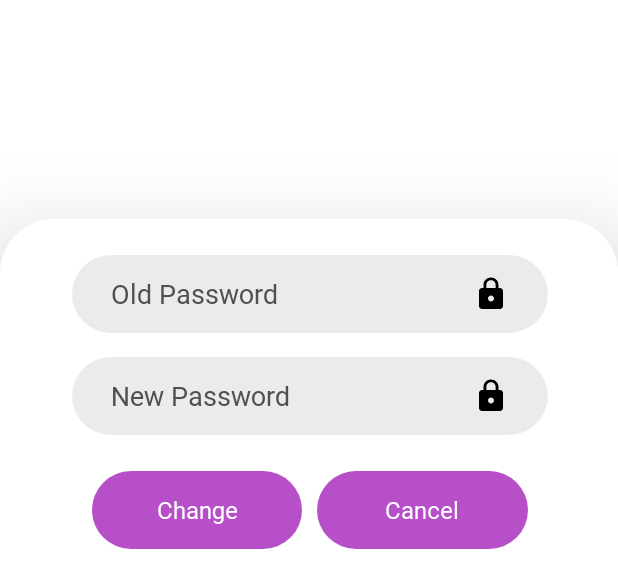
After one commit to MaryHar/NotesAppMary, an Android app: the layout change_password_dialog.xml on its own in the app's theme, with its tools: preview values and no code run, on a phone screen of 412 x 824 dp. The commit adds this screen. Shown: the top 588 px of the screen. Run offline under Robolectric (Android 15) with nearby library versions, the phone set to English and light mode, and no system bars.

Commit message:
change password

```diff
--- a/app/src/main/java/com/example/myprojectnotesapp/home/ChangePasswordFragment.kt
+++ b/app/src/main/java/com/example/myprojectnotesapp/home/ChangePasswordFragment.kt
@@ -53,7 +53,7 @@ class ChangePasswordFragment : Fragment(R.layout.fragment_change_password) {
                 ?.addOnCompleteListener { task ->
                     if (task.isSuccessful) {
                         Toast.makeText(activity, "Password Changed !", Toast.LENGTH_SHORT).show()
-                        findNavController().navigate(R.id.action_changePasswordFragment_to_homeFragment)
+                        findNavController().navigate(R.id.action_changePasswordFragment2_to_homeFragment2)
                     } else {
                         Toast.makeText(activity, "Error !", Toast.LENGTH_SHORT).show()
 
--- a/app/src/main/res/layout/activity_home.xml
+++ b/app/src/main/res/layout/activity_home.xml
@@ -20,7 +20,7 @@
         app:layout_constraintStart_toStartOf="parent"
         app:layout_constraintTop_toTopOf="@+id/toolbar">
 
-        <fragment
+        <androidx.fragment.app.FragmentContainerView
             android:id="@+id/nav_host_fragment_notes"
             android:name="androidx.navigation.fragment.NavHostFragment"
             android:layout_width="match_parent"
@@ -53,7 +53,7 @@
         android:backgroundTint="@color/pinkSecondaryDark"
         android:clickable="true"
         android:focusable="true"
-        android:src="@drawable/ic_round_add"
+        android:src="@drawable/ic_add"
         app:layout_constraintBottom_toBottomOf="parent"
         app:layout_constraintEnd_toEndOf="parent"
         app:layout_constraintStart_toStartOf="parent" />
--- /dev/null
+++ b/app/src/main/res/layout/change_password_dialog.xml
@@ -0,0 +1,122 @@
+<?xml version="1.0" encoding="utf-8"?>
+<LinearLayout xmlns:android="http://schemas.android.com/apk/res/android"
+    xmlns:app="http://schemas.android.com/apk/res-auto"
+    xmlns:tools="http://schemas.android.com/tools"
+    android:layout_width="match_parent"
+    android:layout_height="match_parent"
+    android:background="@color/white"
+    android:orientation="vertical"
+    android:weightSum="4"
+    tools:context=".home.activity.HomeActivity">
+
+    <androidx.constraintlayout.widget.ConstraintLayout
+        android:layout_width="match_parent"
+        android:layout_height="0dp"
+        android:layout_weight="1">
+
+        <LinearLayout
+            android:layout_width="match_parent"
+            android:layout_height="wrap_content"
+            android:gravity="center"
+            android:orientation="vertical"
+            app:layout_constraintBottom_toBottomOf="parent"
+            app:layout_constraintStart_toStartOf="parent"
+            app:layout_constraintTop_toTopOf="parent">
+
+        </LinearLayout>
+
+    </androidx.constraintlayout.widget.ConstraintLayout>
+
+    <androidx.constraintlayout.widget.ConstraintLayout
+        android:layout_width="match_parent"
+        android:layout_height="wrap_content"
+        android:layout_weight="3"
+        android:background="@drawable/card_background"
+        android:elevation="36dp">
+
+
+        <LinearLayout
+            android:id="@+id/linearLayout2"
+            android:layout_width="413dp"
+            android:layout_height="238dp"
+            android:layout_centerVertical="true"
+            android:orientation="vertical"
+            app:layout_constraintEnd_toEndOf="parent"
+            app:layout_constraintStart_toStartOf="parent"
+            app:layout_constraintTop_toTopOf="parent">
+
+            <EditText
+                android:id="@+id/editTextPassword2"
+                android:layout_width="match_parent"
+                android:layout_height="52dp"
+                android:layout_marginLeft="48dp"
+                android:layout_marginTop="24dp"
+                android:layout_marginRight="48dp"
+                android:background="@drawable/edit_text_background"
+                android:drawableEnd="@drawable/ic_baseline_lock_24"
+                android:drawableTint="@color/colorTextBlack"
+                android:fontFamily="@font/seg_ui_semibold"
+                android:hint="Old Password"
+                android:inputType="textPassword"
+                android:paddingLeft="26dp"
+                android:paddingRight="26dp"
+                android:textColor="@color/colorTextBlack"
+                android:textColorHint="@color/colorPlaceholder" />
+
+            <EditText
+                android:id="@+id/editTextPassword"
+                android:layout_width="match_parent"
+                android:layout_height="52dp"
+                android:layout_marginLeft="48dp"
+                android:layout_marginTop="16dp"
+                android:layout_marginRight="48dp"
+                android:background="@drawable/edit_text_background"
+                android:drawableEnd="@drawable/ic_baseline_lock_24"
+                android:drawableTint="@color/colorTextBlack"
+                android:fontFamily="@font/seg_ui_semibold"
+                android:hint="New Password"
+                android:inputType="textPassword"
+                android:paddingLeft="26dp"
+                android:paddingRight="26dp"
+                android:textColor="@color/colorTextBlack"
+                android:textColorHint="@color/colorPlaceholder" />
+
+            <LinearLayout
+                android:layout_width="match_parent"
+                android:layout_height="wrap_content"
+                android:layout_marginLeft="48dp"
+                android:layout_marginTop="24dp"
+                android:layout_marginRight="48dp"
+                android:gravity="center"
+                android:orientation="horizontal"
+                android:weightSum="5">
+
+                <androidx.appcompat.widget.AppCompatButton
+                    android:id="@+id/buttonChangePassword"
+                    android:layout_width="wrap_content"
+                    android:layout_height="52dp"
+                    android:layout_marginEnd="10dp"
+                    android:layout_weight="2"
+                    android:background="@drawable/button_background"
+                    android:fontFamily="@font/seg_ui_semibold"
+                    android:text="Change"
+                    android:textAllCaps="false"
+                    android:textColor="@color/colorButtonText"
+                    android:textSize="16dp" />
+
+                <androidx.appcompat.widget.AppCompatButton
+                    android:id="@+id/buttonCancel"
+                    android:layout_width="wrap_content"
+                    android:layout_height="52dp"
+                    android:layout_weight="2"
+                    android:background="@drawable/button_background"
+                    android:fontFamily="@font/seg_ui_semibold"
+                    android:text="Cancel"
+                    android:textAllCaps="false"
+                    android:textColor="@color/colorButtonText"
+                    android:textSize="16dp" />
+            </LinearLayout>
+        </LinearLayout>
+
+    </androidx.constraintlayout.widget.ConstraintLayout>
+</LinearLayout>
--- a/app/src/main/res/navigation/nav_page.xml
+++ b/app/src/main/res/navigation/nav_page.xml
@@ -68,5 +68,9 @@
     <fragment
         android:id="@+id/changePasswordFragment2"
         android:name="com.example.myprojectnotesapp.home.ChangePasswordFragment"
-        android:label="ChangePasswordFragment" />
+        android:label="ChangePasswordFragment" >
+        <action
+            android:id="@+id/action_changePasswordFragment2_to_homeFragment2"
+            app:destination="@id/homeFragment2" />
+    </fragment>
 </navigation>
```
Also changed, not shown: app/src/main/java/com/example/myprojectnotesapp/UserInfo.kt (deleted, +0 -8 lines), app/src/main/java/com/example/myprojectnotesapp/home/activity/HomeActivity.kt (+67 -16 lines), app/src/main/res/drawable/ic_add.xml (added, +10 -0 lines), app/src/main/res/layout/fragment_splash_screen.xml (+4 -3 lines), app/src/main/res/navigation/nav_page_home.xml (deleted, +0 -54 lines).
